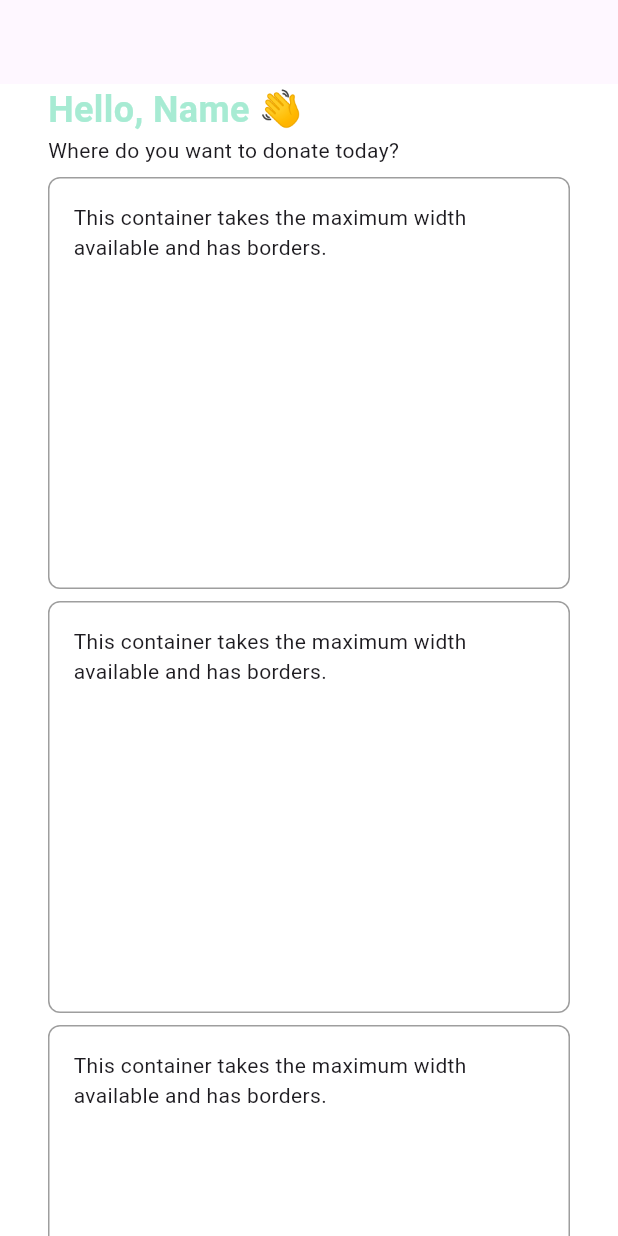
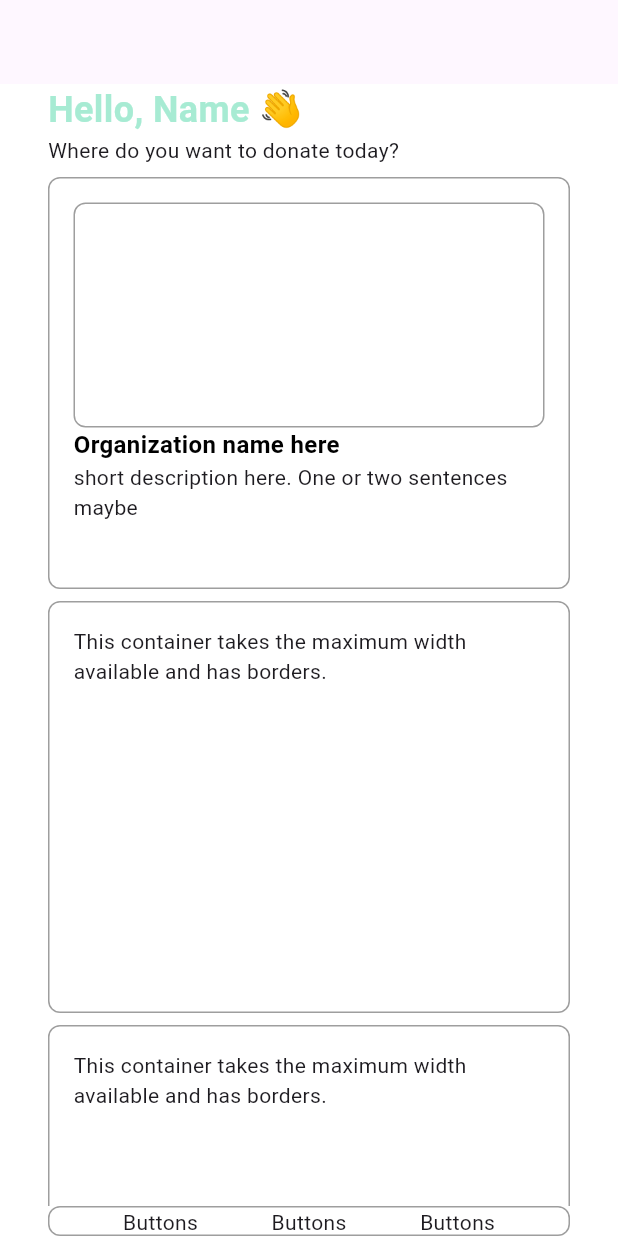
Before and after one commit to amtw123456/Elbi-Donation-System-CMSC23-Project, a Flutter app: the screen it shows after launch, on a phone screen of 412 x 824 dp. Run offline on Flutter 3.47's test engine with Material 3 defaults, Android fonts, the phone set to English and light mode, and no system bars.

Commit message:
feat: modifications on user home screen page

```diff
--- a/elbi_donation_app/lib/views/user_home_screen.dart
+++ b/elbi_donation_app/lib/views/user_home_screen.dart
@@ -49,8 +49,32 @@ class _HomeScreenState extends State<HomeScreen> {
                         ),
                         borderRadius: BorderRadius.circular(8.0),
                       ),
-                        child: Text(
-                          "This container takes the maximum width available and has borders.",
+                      child: Column(
+                        crossAxisAlignment: CrossAxisAlignment.start,
+                        children: [
+                          Container(
+                            height: 150,
+                            decoration: BoxDecoration(
+                              border: Border.all(
+                                color: Colors.grey,
+                                width: 1.0,
+                              ),
+                              borderRadius: BorderRadius.circular(8.0),
+                            ),
+                          ),
+                          const Text(
+                            "Organization name here",
+                            style: TextStyle(
+                              fontWeight: FontWeight.bold,
+                              color: Colors.black,
+
+                              fontSize: 16.0, // Adjust the font size as needed
+                            ),
+                          ),
+                          Text(
+                            "short description here. One or two sentences maybe",
+                          ),
+                        ],
                       ),
                     ),
                     SizedBox(height: 8.0),
@@ -89,8 +113,23 @@ class _HomeScreenState extends State<HomeScreen> {
                 ),
               ),
             ),
+            Container(
+              height: 20,
+              decoration: BoxDecoration(
+                border: Border.all(
+                  color: Colors.grey,
+                  width: 1.0,
+                ),
+                borderRadius: BorderRadius.circular(8.0),
+              ),
+              child: Row(
+                mainAxisAlignment: MainAxisAlignment.spaceEvenly,
+                children: [Text("Buttons"), Text("Buttons"), Text("Buttons")],
+              ),
+            )
           ],
         ),
-        ));
+      ),
+    );
   }
 }
```
Lines whose indentation alone changed are shown as unchanged.
